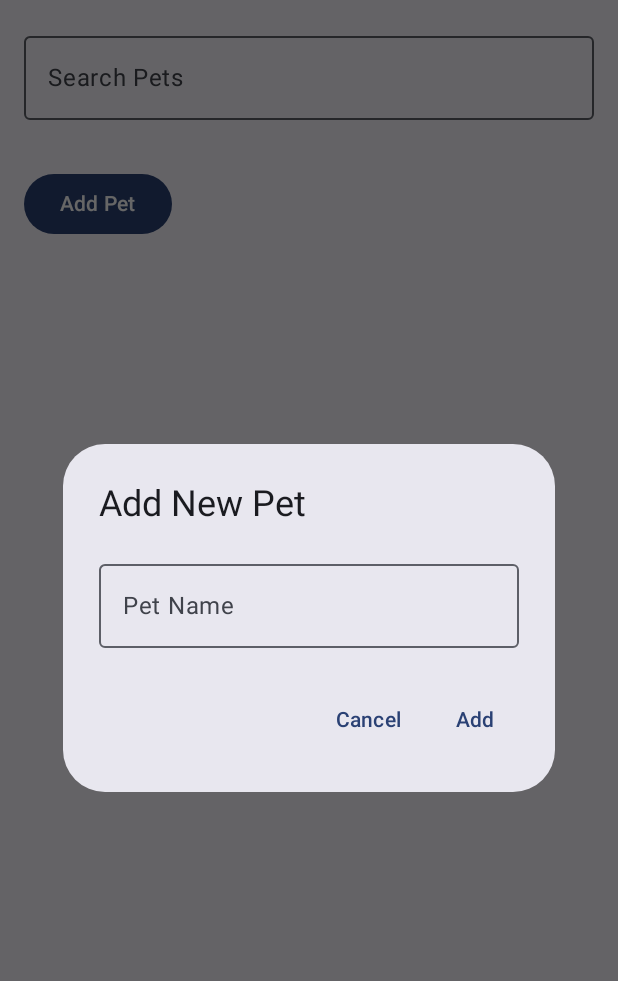
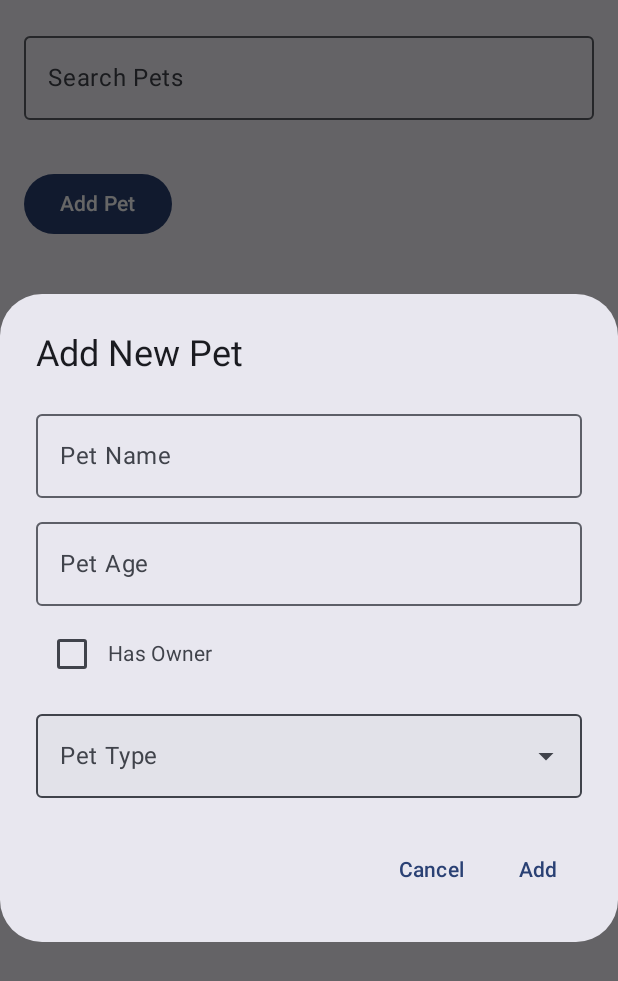
Before and after one commit to jyzldmrct/RealmActivity, an Android app built with Jetpack Compose: the PetScreen screen opened through its navigation route, after a tap on "Add Pet", on a phone screen of 412 x 824 dp. Shown: the top 981 px of the screen. Run offline under Robolectric (Android 15) with nearby library versions, the phone set to English and light mode, and no system bars; libraries missing offline, so code that uses them is left out: io.realm.kotlin; 3 statements that could not run were skipped.

Commit message:
add new pet function working

```diff
--- a/app/build.gradle.kts
+++ b/app/build.gradle.kts
@@ -47,6 +47,7 @@ android {
     packaging {
         resources {
             excludes += "/META-INF/{AL2.0,LGPL2.1}"
+            excludes += "META-INF/versions/9/OSGI-INF/MANIFEST.MF"
         }
     }
 }
@@ -65,6 +66,7 @@ dependencies {
     implementation(libs.androidx.lifecycle.viewmodel.compose.android)
     implementation(libs.androidx.navigation.runtime.ktx)
     implementation(libs.androidx.navigation.compose)
+    implementation(libs.identity.jvm)
     testImplementation(libs.junit)
     androidTestImplementation(libs.androidx.junit)
     androidTestImplementation(libs.androidx.espresso.core)
--- a/app/src/main/java/ph/edu/auf/realmdiscussion/database/realmodel/OwnerModel.kt
+++ b/app/src/main/java/ph/edu/auf/realmdiscussion/database/realmodel/OwnerModel.kt
@@ -10,5 +10,6 @@ class OwnerModel : RealmObject {
     @PrimaryKey
     var id: String = UUID.randomUUID().toString()
     var name: String = ""
+    var petId: String = ""
     var pets: RealmList<PetModel> = realmListOf()
 }
--- a/app/src/main/java/ph/edu/auf/realmdiscussion/database/realmodel/PetModel.kt
+++ b/app/src/main/java/ph/edu/auf/realmdiscussion/database/realmodel/PetModel.kt
@@ -2,12 +2,12 @@ package ph.edu.auf.realmdiscussion.database.realmodel
 
 import io.realm.kotlin.types.RealmObject
 import io.realm.kotlin.types.annotations.PrimaryKey
-import java.util.UUID
 
 class PetModel : RealmObject {
     @PrimaryKey
-    var id: String = UUID.randomUUID().toString()
+    var id: String = ""
     var name: String = ""
+    var age: Int = 0
     var petType: String = ""
-    var age: Int = 0
+    var ownerName: String = ""
 }
--- a/app/src/main/java/ph/edu/auf/realmdiscussion/screens/PetScreen.kt
+++ b/app/src/main/java/ph/edu/auf/realmdiscussion/screens/PetScreen.kt
@@ -2,19 +2,15 @@ package ph.edu.auf.realmdiscussion.screens
 
 import android.util.Log
 import androidx.compose.foundation.layout.Column
+import androidx.compose.foundation.layout.Row
 import androidx.compose.foundation.layout.Spacer
 import androidx.compose.foundation.layout.fillMaxSize
 import androidx.compose.foundation.layout.fillMaxWidth
-import androidx.compose.foundation.layout.height
 import androidx.compose.foundation.layout.padding
 import androidx.compose.foundation.lazy.LazyColumn
 import androidx.compose.foundation.lazy.itemsIndexed
-import androidx.compose.foundation.shape.RoundedCornerShape
 import androidx.compose.material3.AlertDialog
 import androidx.compose.material3.Button
-import androidx.compose.material3.Card
-import androidx.compose.material3.CardDefaults
-import androidx.compose.material3.MaterialTheme
 import androidx.compose.material3.OutlinedTextField
 import androidx.compose.material3.Scaffold
 import androidx.compose.material3.SnackbarDuration
@@ -37,13 +33,29 @@ import androidx.compose.ui.unit.dp
 import androidx.lifecycle.viewmodel.compose.viewModel
 import kotlinx.coroutines.launch
 import ph.edu.auf.realmdiscussion.components.ItemPet
+import androidx.compose.material3.Checkbox
+import androidx.compose.ui.Alignment
+import androidx.compose.foundation.clickable
+import androidx.compose.foundation.layout.fillMaxWidth
+import androidx.compose.material3.DropdownMenu
+import androidx.compose.material3.DropdownMenuItem
+import androidx.compose.material3.ExperimentalMaterial3Api
+import androidx.compose.material3.ExposedDropdownMenuBox
+import androidx.compose.material3.ExposedDropdownMenuDefaults
+import androidx.compose.material3.Text
+import androidx.compose.runtime.remember
 import ph.edu.auf.realmdiscussion.viewmodels.PetViewModel
+import androidx.compose.foundation.text.KeyboardOptions
+import androidx.compose.ui.text.input.KeyboardType
+import androidx.compose.ui.text.input.ImeAction
+import ph.edu.auf.realmdiscussion.database.realmodel.PetModel
 
+@OptIn(ExperimentalMaterial3Api::class)
 @Composable
-fun PetScreen(petViewModel: PetViewModel = viewModel()){
+fun PetScreen(petViewModel: PetViewModel = viewModel()) {
 
     val pets by petViewModel.pets.collectAsState()
-    val snackbarHostState = remember { SnackbarHostState()}
+    val snackbarHostState = remember { SnackbarHostState() }
     val coroutineScope = rememberCoroutineScope()
 
     var snackbarShown by remember { mutableStateOf(false) }
@@ -52,11 +64,31 @@ fun PetScreen(petViewModel: PetViewModel = viewModel()){
 
     var showDialog by remember { mutableStateOf(false) }
     var newPetName by remember { mutableStateOf("") }
+    var newPetAge by remember { mutableStateOf("") }
+    var hasOwner by remember { mutableStateOf(false) }
+    var expanded by remember { mutableStateOf(false) }
+    var selectedPetType by remember { mutableStateOf("") }
+    val petTypes = listOf(
+        "Dog",
+        "Cat",
+        "Bird",
+        "Fish",
+        "Hamster",
+        "Rabbit",
+        "Guinea Pig",
+        "Turtle",
+        "Ferret",
+        "Lizard",
+        "Snake",
+        "Parrot"
+    )
 
-    LaunchedEffect(petViewModel.showSnackbar)
-    {
-        petViewModel.showSnackbar.collect{ message ->
-            if(!snackbarShown){
+    var newOwnerName by remember { mutableStateOf("") }
+
+
+    LaunchedEffect(petViewModel.showSnackbar) {
+        petViewModel.showSnackbar.collect { message: String ->
+            if (!snackbarShown) {
                 snackbarShown = true
                 coroutineScope.launch {
                     val result = snackbarHostState.showSnackbar(
@@ -64,12 +96,12 @@ fun PetScreen(petViewModel: PetViewModel = viewModel()){
                         actionLabel = "Dismiss",
                         duration = SnackbarDuration.Short
                     )
-                    when(result){
-                        SnackbarResult.Dismissed ->{
+                    when (result) {
+                        SnackbarResult.Dismissed -> {
                             Log.d("PetScreen", "Dismissed")
                             snackbarShown = false
                         }
-                        SnackbarResult.ActionPerformed ->{
+                        SnackbarResult.ActionPerformed -> {
                             Log.d("PetScreen", "Action performed")
                             snackbarShown = false
                         }
@@ -97,43 +129,130 @@ fun PetScreen(petViewModel: PetViewModel = viewModel()){
                     itemsIndexed(
                         items = filteredPets,
                         key = { _, item -> item.id }
-                    ) { _, petContent ->
-                        ItemPet(petContent, onRemove = petViewModel::deletePet)
+                    ) { index: Int, petContent: PetModel ->
+                        ItemPet(petContent, petViewModel, onRemove = petViewModel::deletePet)
                     }
                 }
             }
         }
     }
 
+
     if (showDialog) {
         AlertDialog(
             onDismissRequest = { showDialog = false },
             title = { Text("Add New Pet") },
             text = {
-                OutlinedTextField(
-                    value = newPetName,
-                    onValueChange = { newPetName = it },
-                    label = { Text("Pet Name") }
-                )
+                Column {
+                    OutlinedTextField(
+                        value = newPetName,
+                        onValueChange = { newPetName = it },
+                        label = { Text("Pet Name") },
+                        modifier = Modifier
+                            .fillMaxWidth()
+                            .padding(bottom = 8.dp)
+                    )
+
+                    OutlinedTextField(
+                        value = newPetAge,
+                        onValueChange = { newPetAge = it },
+                        label = { Text("Pet Age") },
+                        modifier = Modifier
+                            .fillMaxWidth()
+                            .padding(bottom = 8.dp)
+                    )
+
+                    Row(
+                        verticalAlignment = Alignment.CenterVertically,
+                        modifier = Modifier.padding(bottom = 8.dp)
+                    ) {
+                        Checkbox(
+                            checked = hasOwner,
+                            onCheckedChange = { hasOwner = it }
+                        )
+                        Text("Has Owner")
+                    }
+
+                    if (hasOwner) {
+                        OutlinedTextField(
+                            value = newOwnerName,
+                            onValueChange = { newOwnerName = it },
+                            label = { Text("Owner Name") },
+                            modifier = Modifier
+                                .fillMaxWidth()
+                                .padding(bottom = 8.dp)
+                        )
+                    }
+
+                    ExposedDropdownMenuBox(
+                        expanded = expanded,
+                        onExpandedChange = { expanded = !expanded }
+                    ) {
+                        OutlinedTextField(
+                            value = selectedPetType,
+                            onValueChange = {},
+                            readOnly = true,
+                            label = { Text("Pet Type") },
+                            trailingIcon = {
+                                ExposedDropdownMenuDefaults.TrailingIcon(expanded = expanded)
+                            },
+                            colors = ExposedDropdownMenuDefaults.textFieldColors(),
+                            modifier = Modifier
+                                .menuAnchor()
+                                .fillMaxWidth()
+                        )
+
+                        ExposedDropdownMenu(
+                            expanded = expanded,
+                            onDismissRequest = { expanded = false }
+                        ) {
+                            petTypes.forEach { petType ->
+                                DropdownMenuItem(
+                                    text = { Text(petType) },
+                                    onClick = {
+                                        selectedPetType = petType
+                                        expanded = false
+                                    },
+                                    contentPadding = ExposedDropdownMenuDefaults.ItemContentPadding
+                                )
+                            }
+                        }
+                    }
+                }
             },
             confirmButton = {
-                TextButton(onClick = {
-                    petViewModel.addPet(newPetName)
-                    showDialog = false
-                }) {
+                TextButton(
+                    onClick = {
+                        if (newPetName.isNotBlank() && selectedPetType.isNotBlank() && newPetAge.isNotBlank()) {
+                            petViewModel.addPet(newPetName, newPetAge.toInt(), hasOwner, selectedPetType, newOwnerName)
+                            showDialog = false
+                            // Reset the form
+                            newPetName = ""
+                            newPetAge = ""
+                            selectedPetType = ""
+                            hasOwner = false
+                            newOwnerName = ""
+                        }
+                    }
+                ) {
                     Text("Add")
                 }
             },
             dismissButton = {
-                TextButton(onClick = { showDialog = false }) {
+                TextButton(
+                    onClick = {
+                        showDialog = false
+                        // Reset the form
+                        newPetName = ""
+                        newPetAge = ""
+                        selectedPetType = ""
+                        hasOwner = false
+                        newOwnerName = ""
+                    }
+                ) {
                     Text("Cancel")
                 }
             }
         )
     }
 }
-@Preview(showBackground = true)
-@Composable
-fun PetScreenPreview(){
-    PetScreen()
-}
--- a/app/src/main/java/ph/edu/auf/realmdiscussion/viewmodels/OwnerViewModel.kt
+++ b/app/src/main/java/ph/edu/auf/realmdiscussion/viewmodels/OwnerViewModel.kt
@@ -11,14 +11,14 @@ import ph.edu.auf.realmdiscussion.database.realmodel.OwnerModel
 
 class OwnerViewModel : ViewModel() {
     private val _owners = MutableStateFlow<List<OwnerModel>>(emptyList())
-    val owners : StateFlow<List<OwnerModel>> get() = _owners
+    val owners: StateFlow<List<OwnerModel>> get() = _owners
 
     init {
         loadOwners()
     }
 
     private fun loadOwners() {
-        viewModelScope.launch(Dispatchers.IO){
+        viewModelScope.launch(Dispatchers.IO) {
             val realm = RealmHelper.getRealmInstance()
             val results = realm.query(OwnerModel::class).find()
             _owners.value = results
--- a/app/src/main/java/ph/edu/auf/realmdiscussion/viewmodels/PetViewModel.kt
+++ b/app/src/main/java/ph/edu/auf/realmdiscussion/viewmodels/PetViewModel.kt
@@ -2,17 +2,19 @@ package ph.edu.auf.realmdiscussion.viewmodels
 
 import androidx.lifecycle.ViewModel
 import androidx.lifecycle.viewModelScope
-import io.realm.kotlin.ext.query
+import io.realm.kotlin.query.RealmQuery
+import io.realm.kotlin.query.RealmResults
 import kotlinx.coroutines.Dispatchers
 import kotlinx.coroutines.flow.MutableSharedFlow
 import kotlinx.coroutines.flow.MutableStateFlow
 import kotlinx.coroutines.flow.SharedFlow
 import kotlinx.coroutines.flow.StateFlow
 import kotlinx.coroutines.flow.asStateFlow
-import kotlinx.coroutines.flow.update
 import kotlinx.coroutines.launch
 import ph.edu.auf.realmdiscussion.database.RealmHelper
 import ph.edu.auf.realmdiscussion.database.realmodel.PetModel
+import ph.edu.auf.realmdiscussion.database.realmodel.OwnerModel
+import java.util.UUID
 
 class PetViewModel : ViewModel() {
 
@@ -29,7 +31,7 @@ class PetViewModel : ViewModel() {
     private fun loadPets() {
         viewModelScope.launch(Dispatchers.IO) {
             val realm = RealmHelper.getRealmInstance()
-            val results = realm.query(PetModel::class).find()
+            val results: RealmResults<PetModel> = realm.query(PetModel::class).find()
             _pets.value = results
         }
     }
@@ -38,35 +40,68 @@ class PetViewModel : ViewModel() {
         viewModelScope.launch(Dispatchers.IO) {
             val realm = RealmHelper.getRealmInstance()
             realm.write {
-                val pet = this.query<PetModel>("id == $0", model.id).first().find()
+                val pet: PetModel? =
+                    this.query(PetModel::class, "id == $0", model.id).first().find()
                 if (pet != null) {
                     delete(pet)
-                    _pets.update {
-                        val list = it.toMutableList()
-                        list.remove(model)
-                        list
-                    }
+                    _pets.value = _pets.value.toMutableList().apply { remove(model) }
                 }
             }
-            _showSnackbar.emit("Removed ${model.name}")
+            viewModelScope.launch {
+                _showSnackbar.emit("Removed ${model.name}")
+            }
         }
     }
 
-    fun addPet(name: String) {
+fun addPet(name: String, age: Int, hasOwner: Boolean, petType: String, ownerName: String) {
+    viewModelScope.launch(Dispatchers.IO) {
+        val realm = RealmHelper.getRealmInstance()
+        realm.write {
+            val existingPet: PetModel? =
+                this.query(PetModel::class, "name == $0", name).first().find()
+            if (existingPet == null) {
+                val newPet = PetModel().apply {
+                    this.id = UUID.randomUUID().toString() // Generate a unique ID
+                    this.name = name
+                    this.age = age
+                    this.petType = petType
+                    this.ownerName = if (hasOwner) ownerName else ""
+                }
+                copyToRealm(newPet)
+                _pets.value = _pets.value.toMutableList().apply { add(newPet) }
+
+                if (hasOwner) {
+                    val owner = OwnerModel().apply {
+                        this.name = ownerName
+                        this.petId = newPet.id
+                    }
+                    copyToRealm(owner)
+                }
+                viewModelScope.launch {
+                    _showSnackbar.emit("Added $name")
+                }
+            } else {
+                viewModelScope.launch {
+                    _showSnackbar.emit("Pet with name $name already exists")
+                }
+            }
+        }
+    }
+}
+
+    fun addOwner(pet: PetModel) {
         viewModelScope.launch(Dispatchers.IO) {
             val realm = RealmHelper.getRealmInstance()
             realm.write {
-                val newPet = PetModel().apply {
-                    this.name = name
+                val owner = OwnerModel().apply {
+                    this.petId = pet.id
+                    // Set other owner properties
                 }
-                copyToRealm(newPet)
-                _pets.update {
-                    val list = it.toMutableList()
-                    list.add(newPet)
-                    list
-                }
+                copyToRealm(owner)
             }
-            _showSnackbar.emit("Added $name")
+            viewModelScope.launch {
+                _showSnackbar.emit("Owner added for ${pet.name}")
+            }
         }
     }
 }
--- a/gradle/libs.versions.toml
+++ b/gradle/libs.versions.toml
@@ -12,6 +12,7 @@ libraryBaseAndroid = "2.0.0"
 lifecycleViewmodelComposeAndroid = "2.8.7"
 navigationRuntimeKtx = "2.8.3"
 navigationCompose = "2.8.3"
+identityJvm = "202411.1"
 
 [libraries]
 androidx-core-ktx = { group = "androidx.core", name = "core-ktx", version.ref = "coreKtx" }
@@ -32,6 +33,7 @@ library-base-android = { group = "io.realm.kotlin", name = "library-base-android
 androidx-lifecycle-viewmodel-compose-android = { group = "androidx.lifecycle", name = "lifecycle-viewmodel-compose-android", version.ref = "lifecycleViewmodelComposeAndroid" }
 androidx-navigation-runtime-ktx = { group = "androidx.navigation", name = "navigation-runtime-ktx", version.ref = "navigationRuntimeKtx" }
 androidx-navigation-compose = { group = "androidx.navigation", name = "navigation-compose", version.ref = "navigationCompose" }
+identity-jvm = { group = "com.android.identity", name = "identity-jvm", version.ref = "identityJvm" }
 
 [plugins]
 android-application = { id = "com.android.application", version.ref = "agp" }
```
Also changed, not shown: app/src/main/java/ph/edu/auf/realmdiscussion/components/ItemPet.kt (+15 -26 lines), app/src/main/java/ph/edu/auf/realmdiscussion/database/RealmHelper.kt (+36 -14 lines), app/src/main/java/ph/edu/auf/realmdiscussion/migration/RealmMigration.kt (added).
